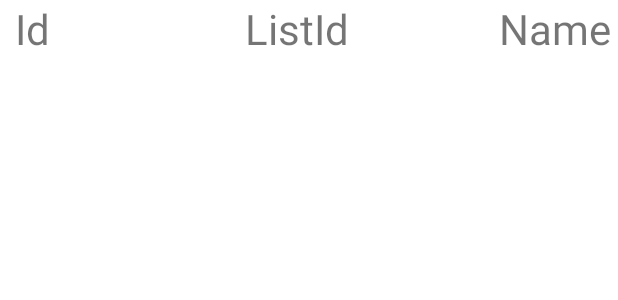
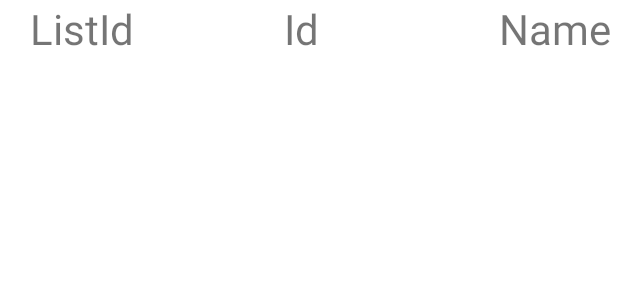
Before and after one commit to hjperschy/FetchRewards, an Android app: the layout activity_main.xml on its own in the app's theme, with its tools: preview values and no code run, on a phone screen of 412 x 824 dp. Shown: the top 300 px of the screen. Run offline under Robolectric (Android 15) with nearby library versions, the phone set to English and light mode, and no system bars.

Commit message:
Displayed listId first

```diff
--- a/app/src/main/java/com/example/fetchrewards/CustomTextView.kt
+++ b/app/src/main/java/com/example/fetchrewards/CustomTextView.kt
@@ -8,12 +8,12 @@ import android.util.AttributeSet
 class CustomTextView : AppCompatTextView {
     constructor(context: Context) : super(context) {
         this.textSize = 22f
-        this.setPadding(0,0,350,0)
+        this.setPadding(140,0,140,0)
     }
 
     constructor(context: Context, attrs: AttributeSet?) : super(context, attrs) {
         this.textSize = 22f
-        this.setPadding(0,0,350,0)
+        this.setPadding(140,0,140,0)
     }
 
     constructor(context: Context, attrs: AttributeSet?, defStyle: Int) : super(
@@ -22,7 +22,7 @@ class CustomTextView : AppCompatTextView {
         defStyle
     ) {
         this.textSize = 22f
-        this.setPadding(0,0,350,0)
+        this.setPadding(140,0,140,0)
     }
 
     override fun onDraw(canvas: Canvas) {
--- a/app/src/main/java/com/example/fetchrewards/MainActivity.kt
+++ b/app/src/main/java/com/example/fetchrewards/MainActivity.kt
@@ -46,8 +46,8 @@ class MainActivity : AppCompatActivity() {
                 idCol.text = id
                 listIdCol.text = listId
                 nameCol.text = name
+                row.addView(listIdCol)
                 row.addView(idCol)
-                row.addView(listIdCol)
                 row.addView(nameCol)
                 tableView.addView(row)
             }
@@ -62,6 +62,19 @@ class MainActivity : AppCompatActivity() {
         var dfModified = df.drop { it["name"] == null || it["name"] == "" }
 
         dfModified = dfModified.sortBy { "listId" and "id" }
+        /*
+         * Sorting by "name" resulted in:
+         * Item 0
+         * Item 1
+         * Item 100
+         * Item 110
+         * ........
+         * Item 2
+         * Item 200
+         * ........
+         * Unsure if was desired result so sorted by id
+         * to get ascending Item "number"
+         **/
 
         return dfModified
     }
--- a/app/src/main/res/layout/activity_main.xml
+++ b/app/src/main/res/layout/activity_main.xml
@@ -21,28 +21,28 @@
             android:layout_height="match_parent">
 
             <TextView
+                android:id="@+id/textViewListId"
+                android:layout_width="wrap_content"
+                android:layout_height="wrap_content"
+                android:textSize="28sp"
+                android:layout_marginStart="20sp"
+                android:layout_marginEnd="100sp"
+                android:text="@string/listid" />
+
+            <TextView
                 android:id="@+id/textViewId"
                 android:layout_width="wrap_content"
                 android:layout_height="wrap_content"
                 android:textSize="28sp"
-                android:layout_marginStart="10sp"
-                android:layout_marginEnd="130sp"
-                android:text="Id" />
-
-            <TextView
-                android:id="@+id/textViewListId"
-                android:layout_width="wrap_content"
-                android:layout_height="wrap_content"
-                android:textSize="28sp"
-                android:layout_marginEnd="100sp"
-                android:text="ListId" />
+                android:layout_marginEnd="120sp"
+                android:text="@string/id" />
 
             <TextView
                 android:id="@+id/textViewName"
                 android:layout_width="wrap_content"
                 android:layout_height="wrap_content"
                 android:textSize="28sp"
-                android:text="Name" />
+                android:text="@string/name" />
 
         </com.example.fetchrewards.CustomTableRow>
     </LinearLayout>
@@ -65,7 +65,7 @@
             <TableLayout
                 android:id="@+id/dataView"
                 android:layout_width="match_parent"
-                android:layout_height="match_parent"></TableLayout>
+                android:layout_height="match_parent" />
         </LinearLayout>
     </ScrollView>
 
--- a/app/src/main/res/values/strings.xml
+++ b/app/src/main/res/values/strings.xml
@@ -1,3 +1,6 @@
 <resources>
     <string name="app_name">Fetch Rewards</string>
+    <string name="id">Id</string>
+    <string name="listid">ListId</string>
+    <string name="name">Name</string>
 </resources>
```
